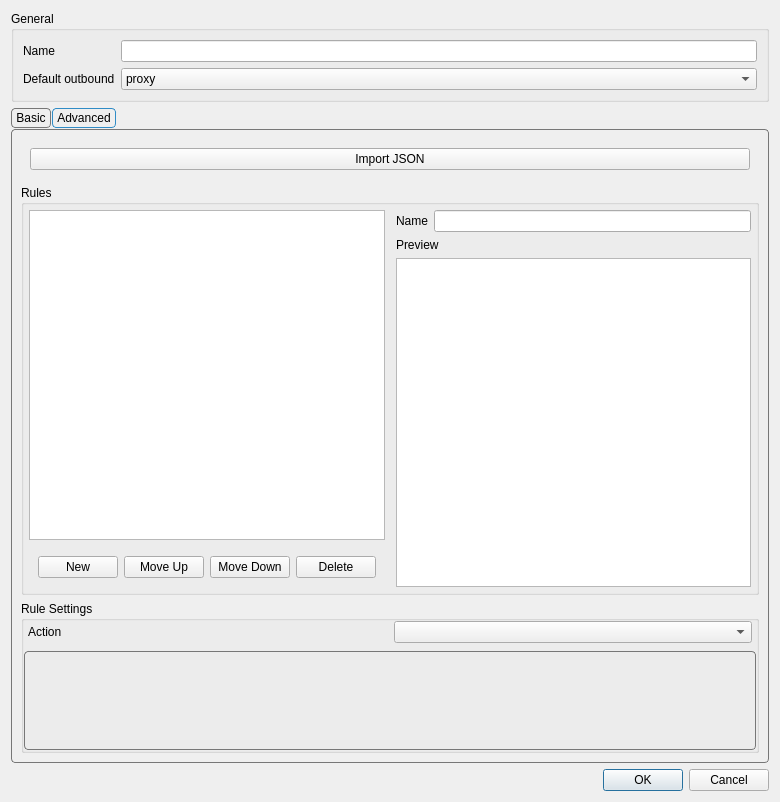
Old version of the form include/ui/setting/RouteItem.ui in the repository shengmo0210/Throne.
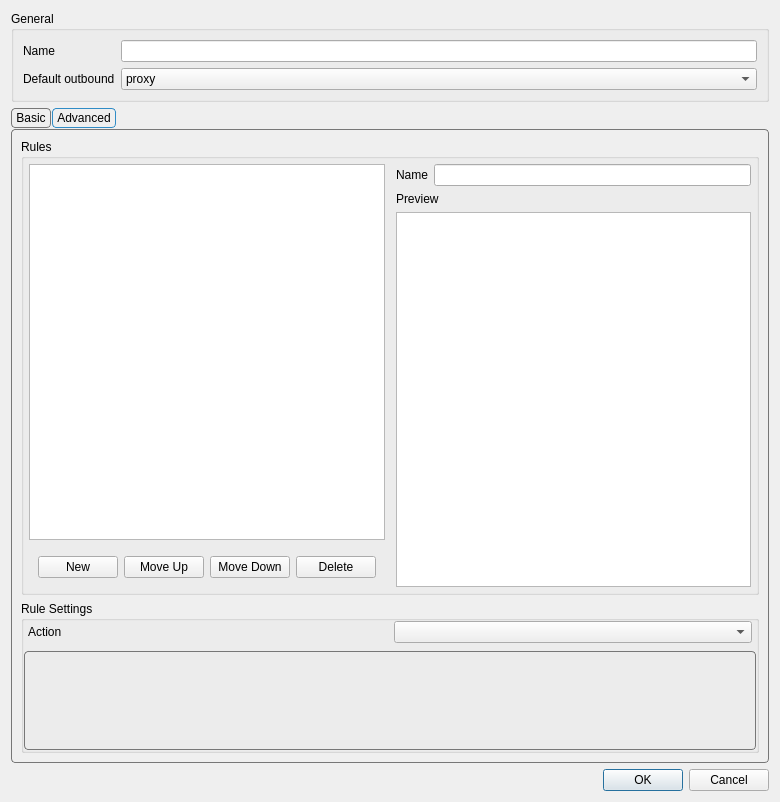
New version of the form. The open tabs and pages were chosen to show the change.

Commit message: enhance route profile import/export && add deeplink support for it

What changed in the file:
```diff
--- a/include/ui/setting/RouteItem.ui
+++ b/include/ui/setting/RouteItem.ui
@@ -158,19 +158,6 @@
        <string>Advanced</string>
       </attribute>
       <layout class="QVBoxLayout" name="verticalLayout_4">
-       <item>
-        <widget class="QWidget" name="widget" native="true">
-         <layout class="QHBoxLayout" name="horizontalLayout">
-          <item>
-           <widget class="QPushButton" name="route_import_json">
-            <property name="text">
-             <string>Import JSON</string>
-            </property>
-           </widget>
-          </item>
-         </layout>
-        </widget>
-       </item>
        <item>
         <widget class="QGroupBox" name="groupBox">
          <property name="title">
```
The commit also changes 10 other files.
